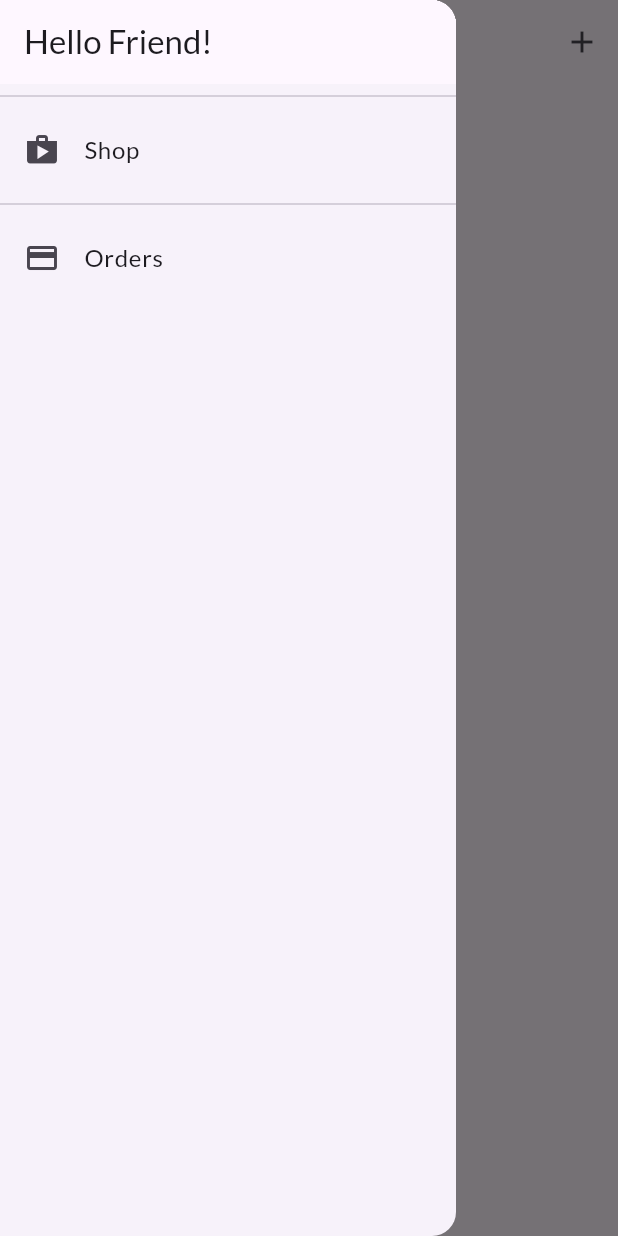
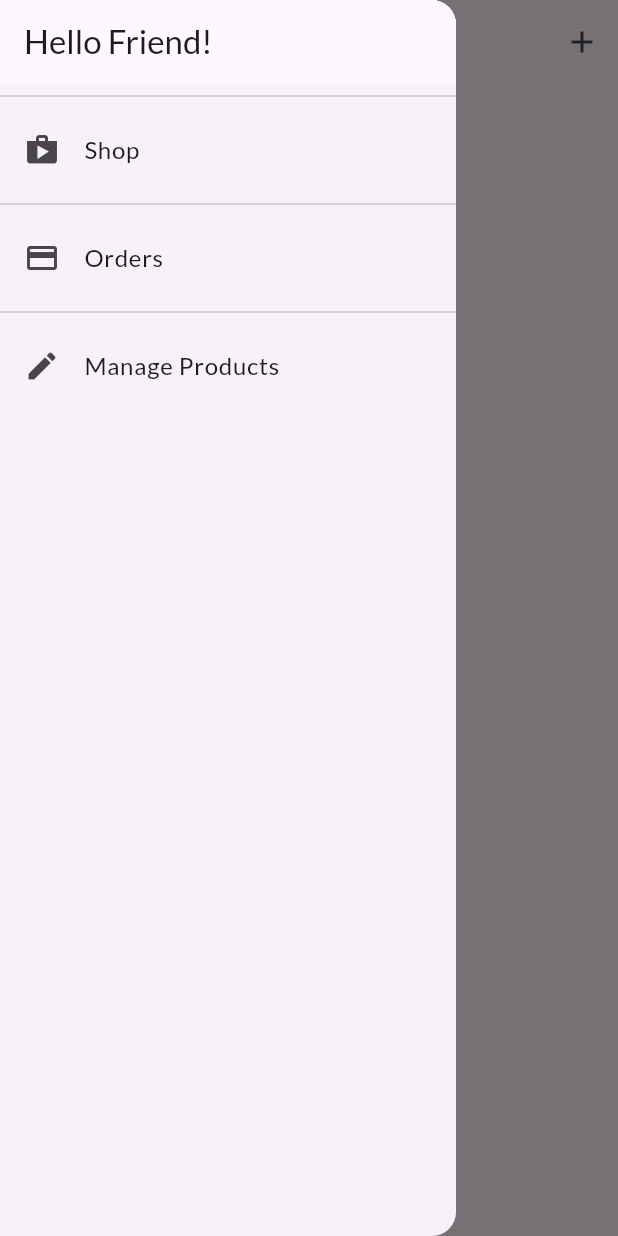
Before and after one commit to yashikasatija28/Shop_App, a Flutter app: the UserProductScreen screen opened by its route, with the side drawer open, on a phone screen of 412 x 824 dp. Run offline on Flutter 3.47's test engine with Material 3 defaults, Android fonts, the phone set to English and light mode, and no system bars; network calls fail.

Commit message:
initial commit

```diff
--- a/lib/screen/user_product_screen.dart
+++ b/lib/screen/user_product_screen.dart
@@ -1,6 +1,7 @@
 import 'package:flutter/material.dart';
 import 'package:provider/provider.dart';
 import 'package:shop_app/providers/products.dart';
+import 'package:shop_app/screen/edit_product_screen.dart';
 import 'package:shop_app/widgets/app_drawer.dart';
 
 class UserProductScreen extends StatelessWidget {
@@ -15,8 +16,10 @@ class UserProductScreen extends StatelessWidget {
         title: Text(' Your Products'),
         actions: [
           IconButton(
-            onPressed: () {},
             icon: Icon(Icons.add),
+            onPressed: () {
+              Navigator.of(context).pushNamed(EditProductScreen.routename);
+            },
           ),
         ],
       ),
--- a/lib/widgets/app_drawer.dart
+++ b/lib/widgets/app_drawer.dart
@@ -1,6 +1,6 @@
 import 'package:flutter/material.dart';
 import 'package:shop_app/screen/order_screen.dart';
-
+import '../screen/user_product_screen.dart';
 import '../screen/order_screen.dart';
 
 class AppDrawer extends StatelessWidget {
@@ -10,24 +10,33 @@ class AppDrawer extends StatelessWidget {
       child: Column(
         children: <Widget>[
           AppBar(
-            title: Text('Hello Friend!'),
+            title: const Text('Hello Friend!'),
             automaticallyImplyLeading: false,
           ),
-          Divider(),
+          const Divider(),
           ListTile(
-            leading: Icon(Icons.shop),
-            title: Text('Shop'),
+            leading: const Icon(Icons.shop),
+            title: const Text('Shop'),
             onTap: () {
               Navigator.of(context).pushReplacementNamed('/');
             },
           ),
-          Divider(),
+          const Divider(),
           ListTile(
-            leading: Icon(Icons.payment),
-            title: Text('Orders'),
+            leading: const Icon(Icons.payment),
+            title: const Text('Orders'),
             onTap: () {
               Navigator.of(context)
                   .pushReplacementNamed(OrdersScreen.routeName);
+            },
+          ),
+          Divider(),
+          ListTile(
+            leading: Icon(Icons.edit),
+            title: Text('Manage Products'),
+            onTap: () {
+              Navigator.of(context)
+                  .pushReplacementNamed(UserProductScreen.routename);
             },
           ),
         ],
--- a/lib/widgets/badge.dart
+++ b/lib/widgets/badge.dart
@@ -1,7 +1,7 @@
 import 'package:flutter/material.dart';
 
 class Badge extends StatelessWidget {
-  Badge({
+  const Badge({
     Key? key,
     required this.child,
     required this.value,
```
